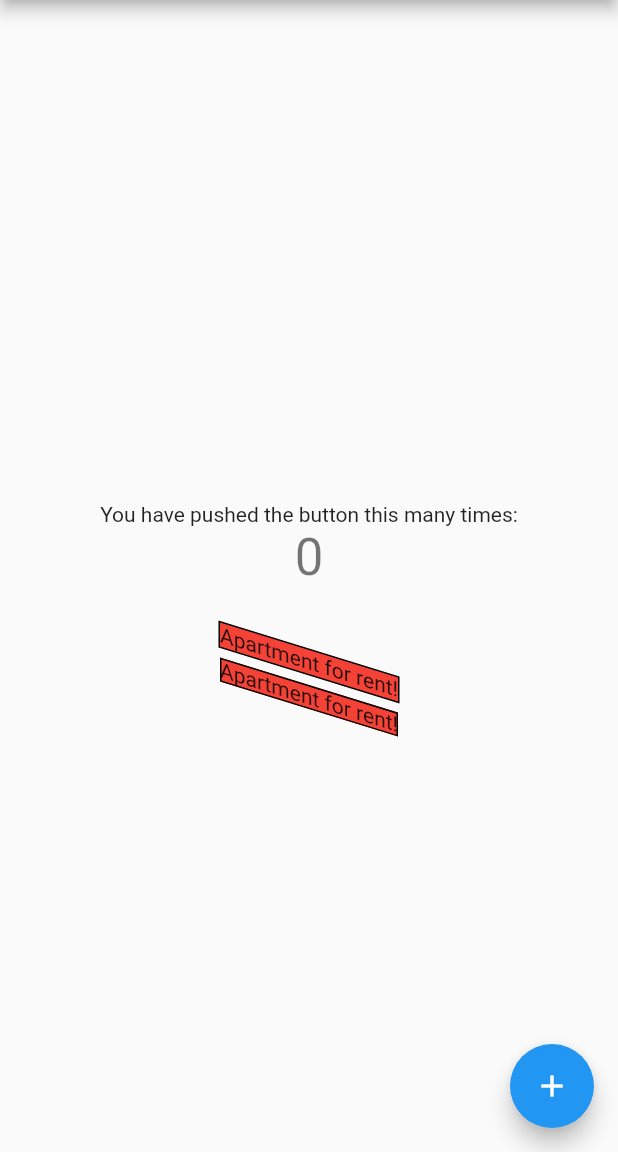
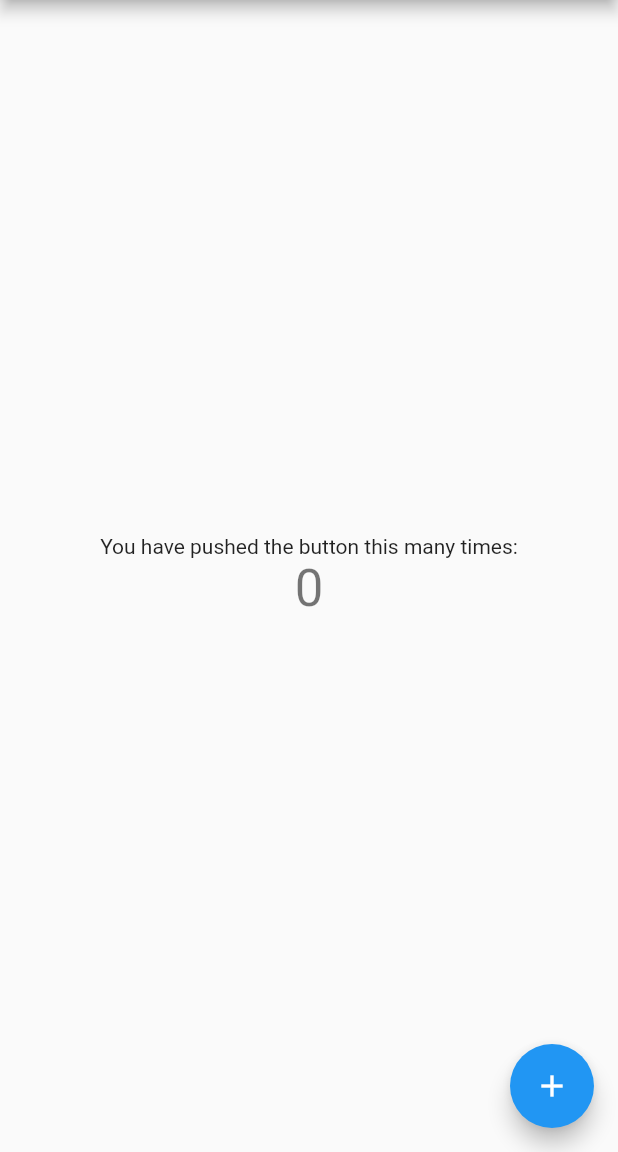
Before and after one commit to fjlJENNY/flutter_basic_teaching, a Flutter app: the screen it shows after launch, on a phone screen of 412 x 824 dp, the part 84-1236 px from its top. Run offline on Flutter 3.47's test engine with Material 2 defaults, Android fonts, the phone set to English and light mode, and no system bars; missing offline and left inert: window_size.

Commit message:
md commit

```diff
--- a/lib/origin_main.dart
+++ b/lib/main.dart
@@ -102,63 +102,6 @@ class _MyHomePageState extends State<MyHomePage> {
               '$_counter',
               style: Theme.of(context).textTheme.headline4,
             ),
-            LayoutBuilder(
-              builder: (BuildContext context, BoxConstraints constraints) {
-                print("constraints : $constraints");
-                return Transform(
-                  transform: Matrix4.skewY(0.3),
-                  child: Padding(
-                    padding: const EdgeInsets.all(2.0),
-                    child: LimitedBox(
-                      maxWidth: constraints.maxWidth,
-                      maxHeight: constraints.maxHeight,
-                      child: Align(
-                        alignment: Alignment.center,
-                        child: Padding(
-                          padding: EdgeInsets.zero,
-                          child: ColoredBox(
-                            color: Colors.red,
-                            child: ClipPath(
-                              clipBehavior: Clip.none,
-                              child: DecoratedBox(
-                                decoration: BoxDecoration(
-                                  border: Border.all(width: 1.0),
-                                ),
-                                child: Text('Apartment for rent!'),
-                              ),
-                            ),
-                          ),
-                        ),
-                      ),
-                    ),
-                  ),
-                );
-              },
-            ),
-            LayoutBuilder(
-              builder: (BuildContext context, BoxConstraints constraints) {
-                return Align(
-                  alignment: Alignment.center,
-                  child: Container(
-                    constraints: BoxConstraints(
-                      maxHeight: constraints.maxHeight,
-                      maxWidth: constraints.maxWidth,
-                      minWidth: constraints.minWidth,
-                      minHeight: constraints.minHeight,
-                    ),
-                    decoration: BoxDecoration(
-                      color: Colors.red,
-                      border: Border.all(width: 1.0),
-                    ),
-                    padding: EdgeInsets.zero,
-                    margin: const EdgeInsets.all(2.0),
-                    transform: Matrix4.skewY(0.3),
-                    clipBehavior: Clip.none,
-                    child: const Text('Apartment for rent!'),
-                  ),
-                );
-              },
-            ),
           ],
         ),
       ),
```
Also changed, not shown: 5 other files.
